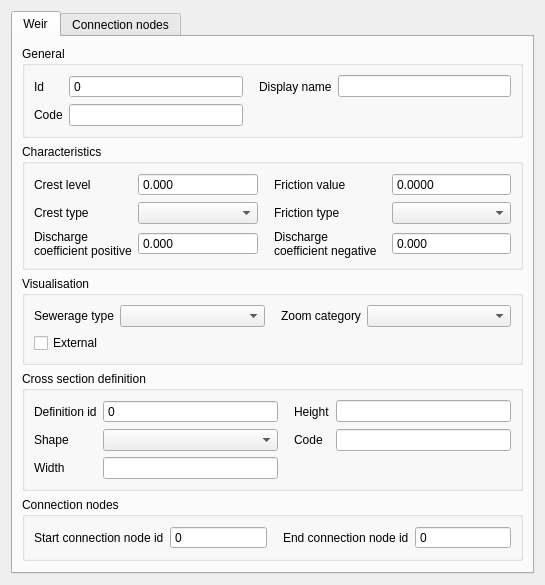
Before: the Qt Designer form threedi_model_builder/forms/ui/weir.ui in nens/threedi-schematisation-editor, drawn with Qt 5.
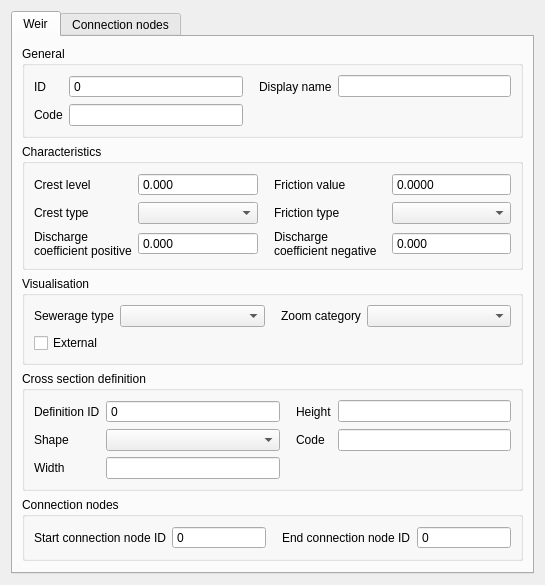
After: the same form once the commit is applied. Custom widgets are drawn as their Qt base class.

The edit to the form file:
```diff
--- a/threedi_model_builder/forms/ui/weir.ui
+++ b/threedi_model_builder/forms/ui/weir.ui
@@ -82,7 +82,7 @@
              <set>Qt::ImhNone</set>
             </property>
             <property name="text">
-             <string>Start connection node id</string>
+             <string>Start connection node ID</string>
             </property>
             <property name="alignment">
              <set>Qt::AlignLeading|Qt::AlignLeft|Qt::AlignVCenter</set>
@@ -129,7 +129,7 @@
              <set>Qt::ImhNone</set>
             </property>
             <property name="text">
-             <string>End connection node id</string>
+             <string>End connection node ID</string>
             </property>
             <property name="alignment">
              <set>Qt::AlignLeading|Qt::AlignLeft|Qt::AlignVCenter</set>
@@ -192,7 +192,7 @@
              <locale language="English" country="UnitedStates"/>
             </property>
             <property name="text">
-             <string>Id</string>
+             <string>ID</string>
             </property>
             <property name="alignment">
              <set>Qt::AlignLeading|Qt::AlignLeft|Qt::AlignVCenter</set>
@@ -360,7 +360,7 @@
              <set>Qt::ImhNone</set>
             </property>
             <property name="text">
-             <string>Definition id</string>
+             <string>Definition ID</string>
             </property>
            </widget>
           </item>
```
Left out of the diff: 4 changed lines with no effect on the pictures.
